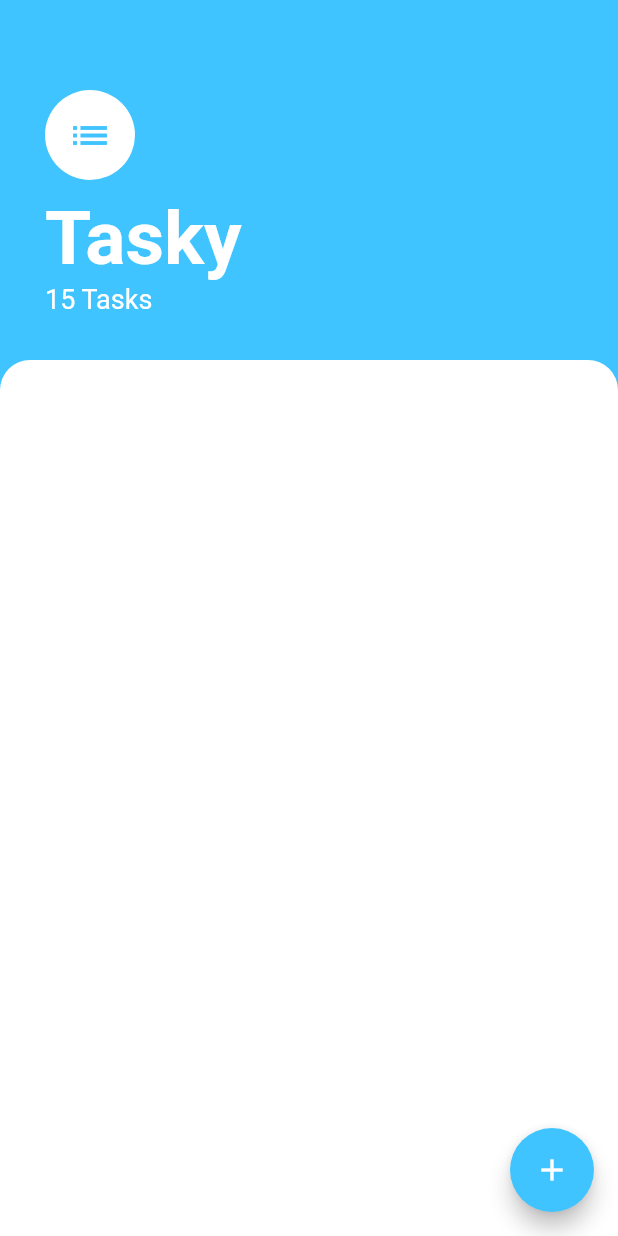
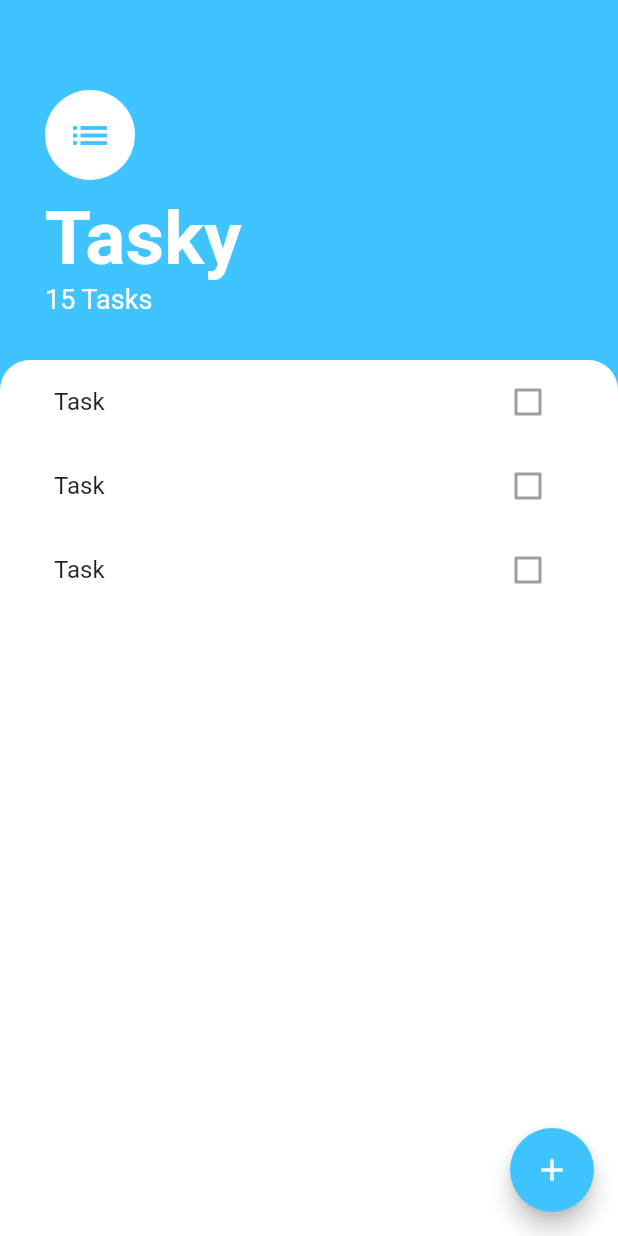
Before and after one commit to RedeemerNtumy/Tasky, a Flutter app: the screen it shows after launch, on a phone screen of 412 x 824 dp. Run offline on Flutter 3.47's test engine with Material 2 defaults, Android fonts, the light colour scheme and no system bars.

Commit message:
Small changes

```diff
--- a/lib/screens/task.dart
+++ b/lib/screens/task.dart
@@ -1,4 +1,5 @@
 import 'package:flutter/material.dart';
+import 'package:tasky/widgets/tasks_lists.dart';
 
 class TaskScreen extends StatelessWidget {
   @override
@@ -6,7 +7,9 @@ class TaskScreen extends StatelessWidget {
     return Scaffold(
       backgroundColor: Colors.lightBlueAccent,
       floatingActionButton: FloatingActionButton(
-        onPressed: () {},
+        onPressed: () {
+
+        },
         backgroundColor: Colors.lightBlueAccent,
         child: Icon(Icons.add),
       ),
@@ -43,6 +46,8 @@ class TaskScreen extends StatelessWidget {
           ),
           Expanded(
             child: Container(
+              padding: EdgeInsets.symmetric(horizontal: 20),
+              child: TaskList(),
               width: double.infinity,
               decoration: BoxDecoration(
                   color: Colors.white,
--- /dev/null
+++ b/lib/widgets/tasks.tile.dart
@@ -0,0 +1,11 @@
+import 'package:flutter/material.dart';
+
+class TaskTile extends StatelessWidget {
+  @override
+  Widget build(BuildContext context) {
+    return ListTile(
+      title: Text("Task"),
+      trailing: Checkbox(value: false, onChanged: null),
+    );
+  }
+}
--- /dev/null
+++ b/lib/widgets/tasks_lists.dart
@@ -0,0 +1,14 @@
+import 'package:flutter/material.dart';
+import 'package:tasky/widgets/tasks.tile.dart';
+class TaskList extends StatelessWidget {
+  @override
+  Widget build(BuildContext context) {
+    return ListView(
+      children: [
+        TaskTile(),
+        TaskTile(),
+        TaskTile(),
+      ],
+    );
+  }
+}
```
